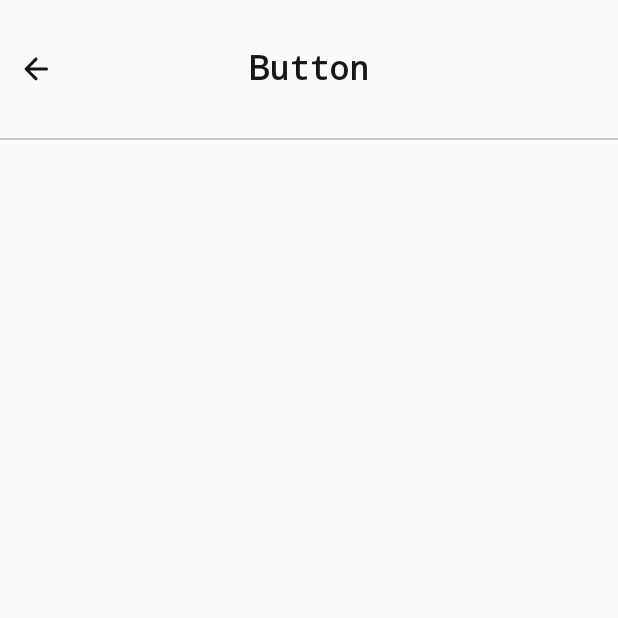
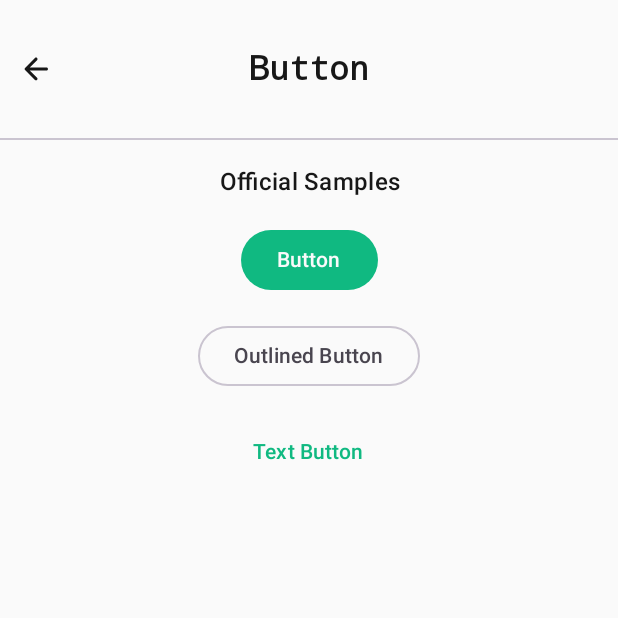
Before and after one commit to deepshooter/ComposeComponents, an Android app built with Jetpack Compose: the button screen opened through its navigation route, on a phone screen of 412 x 824 dp, the top half of it. Run offline under Robolectric (Android 15) with nearby library versions, the phone set to English and light mode, and no system bars.

Commit message:
Add Buttons in  ButtonScreen Navigation

```diff
--- a/app/src/main/java/com/deepshooter/composecomponents/ui/modules/components/button/ButtonScreen.kt
+++ b/app/src/main/java/com/deepshooter/composecomponents/ui/modules/components/button/ButtonScreen.kt
@@ -5,15 +5,23 @@ import androidx.compose.foundation.layout.Column
 import androidx.compose.foundation.layout.fillMaxSize
 import androidx.compose.foundation.layout.imePadding
 import androidx.compose.foundation.layout.navigationBarsPadding
+import androidx.compose.foundation.layout.padding
 import androidx.compose.foundation.layout.statusBarsPadding
 import androidx.compose.foundation.rememberScrollState
 import androidx.compose.foundation.verticalScroll
+import androidx.compose.material3.Button
 import androidx.compose.material3.Divider
+import androidx.compose.material3.OutlinedButton
 import androidx.compose.material3.Scaffold
+import androidx.compose.material3.Text
+import androidx.compose.material3.TextButton
 import androidx.compose.runtime.Composable
 import androidx.compose.ui.Alignment
 import androidx.compose.ui.Modifier
+import androidx.compose.ui.res.stringResource
 import androidx.compose.ui.tooling.preview.Preview
+import androidx.compose.ui.unit.dp
+import com.deepshooter.composecomponents.R
 import com.deepshooter.composecomponents.ui.theme.ComposeComponentsTheme
 import com.deepshooter.composecomponents.utils.AppComponent
 import com.deepshooter.composecomponents.utils.AppConstant.BUTTON
@@ -53,6 +61,36 @@ fun ButtonScreenSkeleton(
 
             Divider()
 
+            Column(
+                Modifier.padding(start = 16.dp, end = 16.dp),
+                horizontalAlignment = Alignment.CenterHorizontally
+            ) {
+
+                AppComponent.SubHeader(stringResource(id = R.string.official_samples))
+
+                //Simple Button
+                Button(onClick = { /* Do something! */ }) {
+                    Text(stringResource(R.string.button))
+                }
+
+                AppComponent.MediumSpacer()
+
+                //Outlined Button
+                OutlinedButton(onClick = { /* Do something! */ }) {
+                    Text(stringResource(R.string.outlined_button))
+                }
+
+                AppComponent.MediumSpacer()
+
+                //Text Button
+                TextButton(onClick = { /* Do something! */ }) {
+                    Text(stringResource(R.string.text_button))
+                }
+
+                AppComponent.MediumSpacer()
+
+            }
+
         }
     }
 
--- a/app/src/main/res/values/strings.xml
+++ b/app/src/main/res/values/strings.xml
@@ -22,4 +22,7 @@
     <string name="example">example</string>
     <string name="custom_type_two">Custom Type Two</string>
     <string name="password">Password</string>
+    <string name="button">Button</string>
+    <string name="outlined_button">Outlined Button</string>
+    <string name="text_button">Text Button</string>
 </resources>
```
